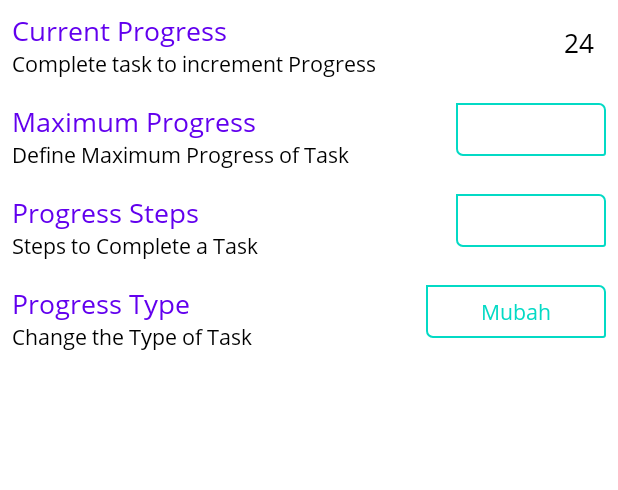
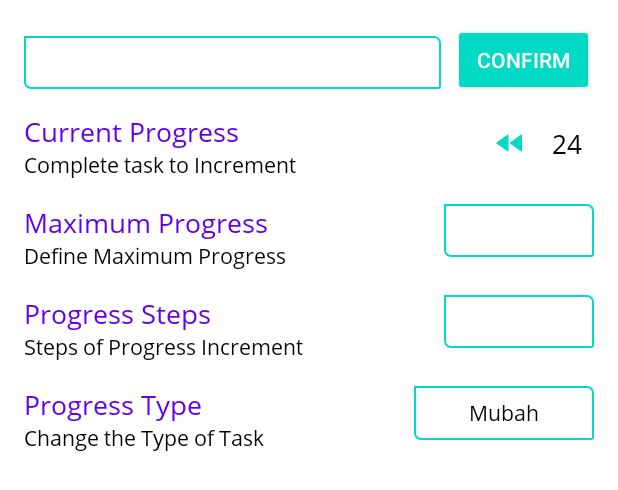
Before and after one commit to fcat97/Mohaasaba, an Android app: the layout view_edit_task.xml on its own in the app's theme, with its tools: preview values and no code run, on a phone screen of 412 x 824 dp. Shown: the top 490 px of the screen. Run offline under Robolectric (Android 15) with nearby library versions, the phone set to English and light mode, and no system bars.

Commit message:
Bottom sheet fragment added

```diff
--- a/app/build.gradle
+++ b/app/build.gradle
@@ -10,11 +10,11 @@ android {
         applicationId 'com.example.mohaasaba'
         minSdkVersion 21
         targetSdkVersion 30
-        versionCode 1
-        versionName '0.3.01'
+        versionCode 310
+        versionName '0.3.10'
 
         testInstrumentationRunner "androidx.test.runner.AndroidJUnitRunner"
-        versionNameSuffix 'bcc496f_alpha'
+        versionNameSuffix '_41e8861_alpha'
     }
 
     buildTypes {
--- a/app/src/main/java/com/example/mohaasaba/fragment/FragmentOverview.java
+++ b/app/src/main/java/com/example/mohaasaba/fragment/FragmentOverview.java
@@ -22,7 +22,6 @@ public class FragmentOverview extends Fragment {
     private static final String TAG = "FragmentOverview";
     private FrameLayout mDescriptionFrameLayout;
     private FrameLayout mReminderFrameLayout;
-    private FrameLayout mTargetFrameLayout;
     private ViewMaker viewMaker;
     private FragmentOverviewCallbacks fragmentOverviewCallbacks;
 
@@ -45,7 +44,6 @@ public class FragmentOverview extends Fragment {
         View rootView = inflater.inflate(R.layout.fragment_overview, container, false);
         mDescriptionFrameLayout = rootView.findViewById(R.id.description_frameLayout_OverviewFragment);
         mReminderFrameLayout = rootView.findViewById(R.id.reminder_frameLayout_OverviewFragment);
-        mTargetFrameLayout = rootView.findViewById(R.id.targetView_frameLayout_OverviewFragment);
         return rootView;
     }
 
--- a/app/src/main/res/layout/view_edit_task.xml
+++ b/app/src/main/res/layout/view_edit_task.xml
@@ -2,30 +2,71 @@
 <RelativeLayout
     xmlns:android="http://schemas.android.com/apk/res/android"
     android:layout_width="match_parent"
-    android:layout_height="match_parent"
-    android:padding="@dimen/dimen_small">
-    <TextView
-        android:id="@+id/textView1"
+    android:layout_height="wrap_content"
+    android:padding="@dimen/dimen_large">
+    <EditText
+        android:id="@+id/title_EditText_FragmentTaskEditor"
+        android:layout_width="match_parent"
+        android:layout_height="wrap_content"
+        android:textAppearance="@style/textRegular"
+        android:inputType="text"
+        style="@style/AppTheme.EditText"
+
+        android:layout_marginEnd="@dimen/dimen_small"
+        android:layout_marginTop="@dimen/dimen_small"
+
+        android:layout_toStartOf="@id/confirm_button_FragmentTaskEditor"
+        android:layout_alignParentTop="true"/>
+
+    <Button
+        android:id="@+id/confirm_button_FragmentTaskEditor"
         android:layout_width="wrap_content"
         android:layout_height="wrap_content"
+        style="@style/AppTheme.Button"
+
+
+        android:text="Confirm"
+        android:layout_alignParentTop="true"
+        android:layout_alignParentEnd="true"/>
+
+    <TextView
+        android:id="@+id/textView1_FragmentTaskEditor"
+        android:layout_width="wrap_content"
+        android:layout_height="wrap_content"
+        android:layout_marginTop="@dimen/dimen_large"
 
         android:textColor="?attr/colorPrimary"
         android:text="Current Progress"
         android:textAlignment="center"
-        android:textAppearance="@style/textMedium"/>
+        android:textAppearance="@style/textMedium"
+
+        android:layout_below="@id/title_EditText_FragmentTaskEditor"/>
     <TextView
-        android:id="@+id/textView2"
+        android:id="@+id/textView2_FragmentTaskEditor"
         android:layout_width="wrap_content"
         android:layout_height="wrap_content"
 
-        android:text="Complete task to increment Progress"
+        android:text="Complete task to Increment"
         android:textAlignment="center"
         android:textAppearance="@style/textRegular"
 
-        android:layout_below="@id/textView1"/>
+        android:layout_below="@id/textView1_FragmentTaskEditor"/>
+
+    <ImageButton
+        android:id="@+id/decrementProgress_ImageButton_FragmentTaskEditor"
+        android:layout_width="wrap_content"
+        android:layout_height="wrap_content"
+        android:src="@drawable/ic_step"
+        android:rotation="180"
+        android:background="@android:color/transparent"
+        android:layout_marginEnd="@dimen/dimen_small"
+
+        android:layout_alignTop="@id/currentProgress_TextView_FragmentTaskEditor"
+        android:layout_alignBottom="@id/currentProgress_TextView_FragmentTaskEditor"
+        android:layout_toStartOf="@id/currentProgress_TextView_FragmentTaskEditor"/>
 
     <TextView
-        android:id="@+id/currentProgress_TextView_FragmentTodo"
+        android:id="@+id/currentProgress_TextView_FragmentTaskEditor"
         android:layout_width="wrap_content"
         android:layout_height="wrap_content"
         android:padding="@dimen/dimen_small"
@@ -34,10 +75,11 @@
         android:textAlignment="center"
         android:textAppearance="@style/textMedium"
 
+        android:layout_alignTop="@id/textView1_FragmentTaskEditor"
         android:layout_alignParentEnd="true"/>
 
     <TextView
-        android:id="@+id/textView3"
+        android:id="@+id/textView3_FragmentTaskEditor"
         android:layout_width="wrap_content"
         android:layout_height="wrap_content"
         android:layout_marginTop="@dimen/dimen_large"
@@ -47,32 +89,32 @@
         android:textAlignment="center"
         android:textAppearance="@style/textMedium"
 
-        android:layout_below="@id/textView2"/>
+        android:layout_below="@id/textView2_FragmentTaskEditor"/>
 
     <TextView
-        android:id="@+id/textView4"
+        android:id="@+id/textView4_FragmentTaskEditor"
         android:layout_width="wrap_content"
         android:layout_height="wrap_content"
 
-        android:text="Define Maximum Progress of Task"
+        android:text="Define Maximum Progress"
         android:textAlignment="center"
         android:textAppearance="@style/textRegular"
 
-        android:layout_below="@id/textView3"/>
+        android:layout_below="@id/textView3_FragmentTaskEditor"/>
 
     <EditText
-        android:id="@+id/maxProgress_EditText_FragmentTodo"
+        android:id="@+id/maxProgress_EditText_FragmentTaskEditor"
         android:layout_width="100dp"
         android:layout_height="wrap_content"
         android:textAppearance="@style/textRegular"
         android:inputType="numberSigned"
         style="@style/AppTheme.EditText"
 
-        android:layout_alignTop="@id/textView3"
+        android:layout_alignTop="@id/textView3_FragmentTaskEditor"
         android:layout_alignParentEnd="true"/>
 
     <TextView
-        android:id="@+id/textView5"
+        android:id="@+id/textView5_FragmentTaskEditor"
         android:layout_width="wrap_content"
         android:layout_height="wrap_content"
         android:layout_marginTop="@dimen/dimen_large"
@@ -82,32 +124,32 @@
         android:textAlignment="center"
         android:textAppearance="@style/textMedium"
 
-        android:layout_below="@id/textView4"/>
+        android:layout_below="@id/textView4_FragmentTaskEditor"/>
 
     <TextView
-        android:id="@+id/textView6"
+        android:id="@+id/textView6_FragmentTaskEditor"
         android:layout_width="wrap_content"
         android:layout_height="wrap_content"
 
-        android:text="Steps to Complete a Task"
+        android:text="Steps of Progress Increment"
         android:textAlignment="center"
         android:textAppearance="@style/textRegular"
 
-        android:layout_below="@id/textView5"/>
+        android:layout_below="@id/textView5_FragmentTaskEditor"/>
 
     <EditText
-        android:id="@+id/progressStep_EditText_FragmentTodo"
+        android:id="@+id/progressStep_EditText_FragmentTaskEditor"
         android:layout_width="100dp"
         android:layout_height="wrap_content"
         android:textAppearance="@style/textRegular"
         android:inputType="numberSigned"
         style="@style/AppTheme.EditText"
 
-        android:layout_alignTop="@id/textView5"
+        android:layout_alignTop="@id/textView5_FragmentTaskEditor"
         android:layout_alignParentEnd="true"/>
 
     <TextView
-        android:id="@+id/textView7"
+        android:id="@+id/textView7_FragmentTaskEditor"
         android:layout_width="wrap_content"
         android:layout_height="wrap_content"
         android:layout_marginTop="@dimen/dimen_large"
@@ -117,10 +159,10 @@
         android:textAlignment="center"
         android:textAppearance="@style/textMedium"
 
-        android:layout_below="@id/textView6"/>
+        android:layout_below="@id/textView6_FragmentTaskEditor"/>
 
     <TextView
-        android:id="@+id/textView8"
+        android:id="@+id/textView8_FragmentTaskEditor"
         android:layout_width="wrap_content"
         android:layout_height="wrap_content"
 
@@ -128,19 +170,19 @@
         android:textAlignment="center"
         android:textAppearance="@style/textRegular"
 
-        android:layout_below="@id/textView7"/>
+        android:layout_below="@id/textView7_FragmentTaskEditor"/>
 
-    <EditText
-        android:id="@+id/taskType_EditText_FragmentTodo"
+    <TextView
+        android:id="@+id/taskType_EditText_FragmentTaskEditor"
         android:layout_width="120dp"
         android:layout_height="wrap_content"
         android:textAppearance="@style/textRegular"
-        android:inputType="text"
-        style="@style/AppTheme.EditText"
+        android:background="@drawable/checkbox_drawable"
+        android:padding="@dimen/dimen_small"
 
         android:text="Mubah"
         android:textAlignment="center"
 
-        android:layout_alignTop="@id/textView7"
+        android:layout_alignTop="@id/textView7_FragmentTaskEditor"
         android:layout_alignParentEnd="true"/>
 </RelativeLayout>
```
Also changed, not shown: app/src/main/java/com/example/mohaasaba/adapter/TaskAdapter.java (+7 -0 lines), app/src/main/java/com/example/mohaasaba/fragment/FragmentTaskEditor.java (added, +163 -0 lines), app/src/main/java/com/example/mohaasaba/fragment/FragmentTodo.java (+38 -31 lines), app/src/main/res/drawable/ic_progress.xml (deleted, +0 -17 lines), app/src/main/res/layout/fragment_overview.xml (+0 -19 lines), app/src/main/res/layout/view_target_add_schedule.xml (deleted, +0 -138 lines), app/src/main/res/layout/view_target_editor.xml (deleted, +0 -56 lines), app/src/main/res/menu/type_menu_fragment_edit_task.xml (added, +19 -0 lines).
